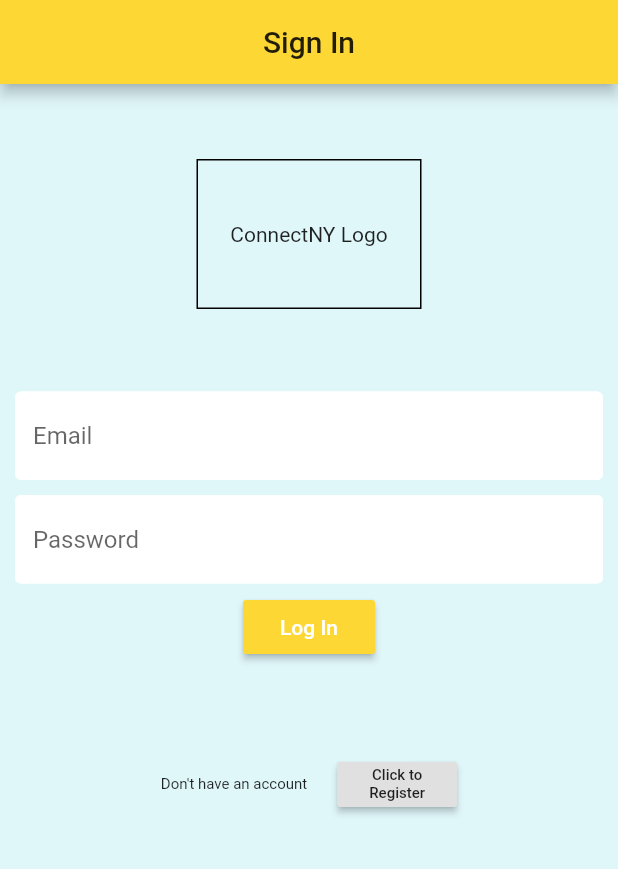
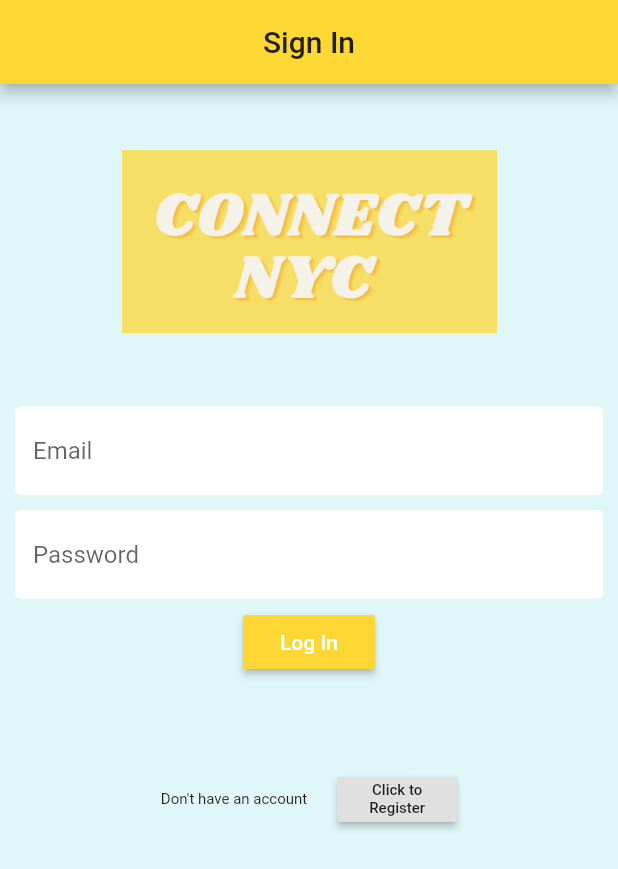
Before and after one commit to gabbykush/TeamConnect, a Flutter app: the screen it shows after launch, on a phone screen of 412 x 824 dp. Shown: the top 869 px of the screen. Run offline on Flutter 3.47's test engine with Material 2 defaults, Android fonts, the phone set to English and light mode, and no system bars; our stand-ins replace cloud_firestore, firebase_auth, image_picker, keyboard_actions, shared_preferences, toggle_switch; accounts and stored records are empty.

Commit message:
Added logo

```diff
--- a/lib/Authentication/auth.dart
+++ b/lib/Authentication/auth.dart
@@ -66,6 +66,12 @@ class AuthService {
     await _auth.currentUser().then((value) => email = value.email);
     return email;
   }
+
+  Future<bool> isVerified() async {
+    bool verified;
+    await _auth.currentUser().then((value) => verified = value.isEmailVerified);
+    return verified;
+  }
 }
 
 class User {
--- a/lib/pages/login.dart
+++ b/lib/pages/login.dart
@@ -25,12 +25,11 @@ class _LoginState extends State<Login> {
         child: Column(
           children: [
             Container(
-                margin: EdgeInsets.all(50),
-                child: Center(child: Text("ConnectNY Logo")),
-                width: 150,
-                height: 100,
-                decoration:
-                    BoxDecoration(border: Border.all(color: Colors.black))),
+              margin: EdgeInsets.all(5),
+              child: Center(child: Image.asset('lib/assets/connect_logo.png')),
+              width: 250,
+              height: 200,
+            ),
             LoginForm(),
           ],
         ),
```
Also changed, not shown: lib/assets/connect_logo.png (added).
